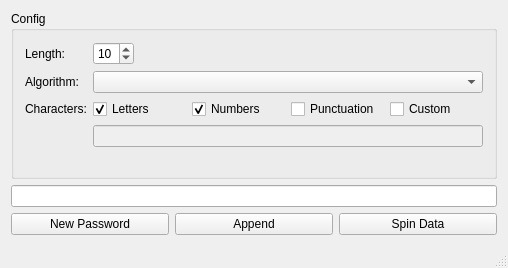
Old version of the form mainwindow.ui in the repository JacobHacker/PassGen.
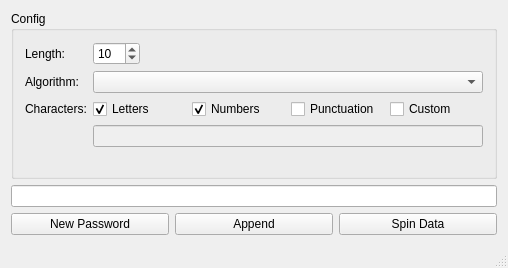
New version of the form.

Diff of the .ui file:
```diff
--- a/mainwindow.ui
+++ b/mainwindow.ui
@@ -59,6 +59,12 @@
            <property name="toolTip">
             <string>8 characters or more is recommended </string>
            </property>
+           <property name="minimum">
+            <number>1</number>
+           </property>
+           <property name="maximum">
+            <number>999</number>
+           </property>
            <property name="value">
             <number>10</number>
            </property>
```
